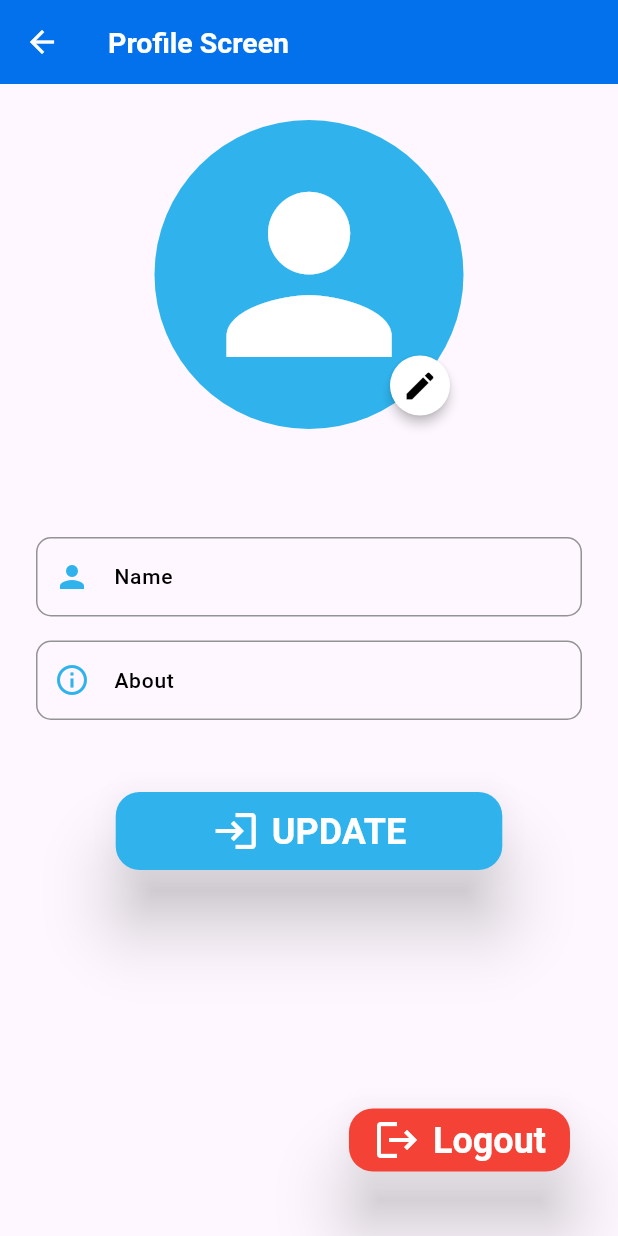
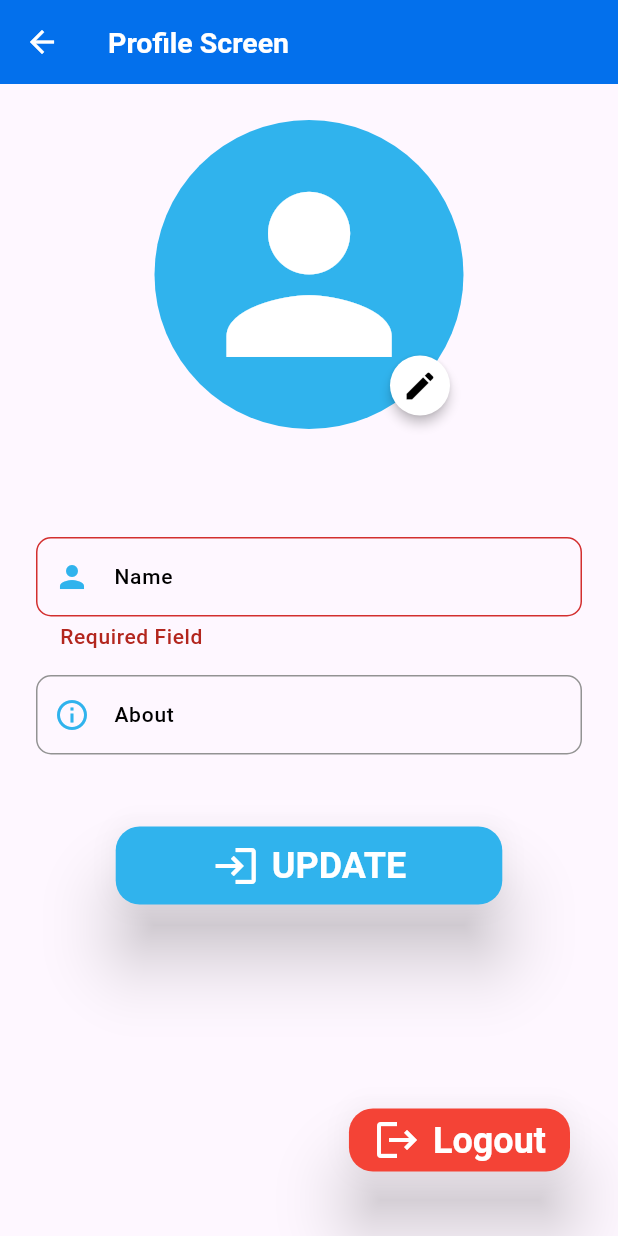
Before and after one commit to AhmadAkram52/Flutter-Chat-App, a Flutter app: the ProfileScreen screen opened by its route, after a tap on "UPDATE", on a phone screen of 412 x 824 dp. Run offline on Flutter 3.47's test engine with Material 3 defaults, Android fonts, the phone set to English and light mode, and no system bars; our stand-ins replace basic_utils, cloud_firestore, connectivity_plus, firebase_auth, firebase_core, firebase_storage and 4 more; accounts and stored records are empty; network calls fail.

```diff
--- a/lib/features/chat/controllers/profile/profile_controller.dart
+++ b/lib/features/chat/controllers/profile/profile_controller.dart
@@ -26,20 +26,11 @@ class ProfileController extends GetxController {
     AHelperFunctions.showProgressBar(context);
     final String updatedName = nameController.text.toString();
     final String updatedAbout = aboutController.text.toString();
-    final updatedUserData = ChatUserModel(
-        id: user.id,
-        name: updatedName,
-        email: user.email,
-        about: updatedAbout,
-        image: user.image,
-        createdAt: user.createdAt,
-        lastActive: user.lastActive,
-        isOnline: user.isOnline,
-        pushToken: user.pushToken);
+    final updatedUserData = {'name': updatedName, 'about': updatedAbout};
     await Apis.fireStore
         .collection('users')
         .doc(user.id)
-        .set(updatedUserData.toJson())
+        .update(updatedUserData)
         .then((value) async {
       Apis.fireStore.collection('users').doc(user.id).get().then((user) {
         final updatedUser = ChatUserModel.fromJson(user.data()!);
--- a/lib/features/chat/screens/profile/profile_screen.dart
+++ b/lib/features/chat/screens/profile/profile_screen.dart
@@ -30,13 +30,15 @@ class _ProfileScreenState extends State<ProfileScreen> {
 
   @override
   Widget build(BuildContext context) {
+    final formKey = GlobalKey<FormState>();
     return Scaffold(
       resizeToAvoidBottomInset: false,
       appBar: const AAppBar(
         title: Text('Profile Screen'),
       ),
-      body: GestureDetector(
-        // behavior: HitTestBehavior.opaque,
+      body: Form(
+        key: formKey,
+        child: GestureDetector(
           onTap: () {
             FocusScope.of(context).unfocus();
           },
@@ -59,6 +61,9 @@ class _ProfileScreenState extends State<ProfileScreen> {
                     TextFormField(
                       // initialValue: user.name,
                       controller: logoutCtrl.nameController,
+                      validator: (value) => (value != null && value.isNotEmpty)
+                          ? null
+                          : "Required Field",
                       decoration: const InputDecoration(
                         labelText: ATexts.name,
                         hintText: ATexts.nameHint,
@@ -90,10 +95,14 @@ class _ProfileScreenState extends State<ProfileScreen> {
                           size: ASizes.iconXl,
                           color: Colors.white,
                         ),
-                    onPress: () =>
-                        logoutCtrl.updateUserData(context: context, user: user),
-                  )
+                        onPress: () {
+                          if (formKey.currentState!.validate()) {
+                            logoutCtrl.updateUserData(
+                                context: context, user: user);
+                          }
+                        })
                   ],
+                ),
               ),
             ),
           ),
@@ -114,7 +123,9 @@ class _ProfileScreenState extends State<ProfileScreen> {
           ),
           text: ATexts.logout,
           bgColor: Colors.red,
-          onPress: () => logoutCtrl.logout(context),
+          onPress: () {
+            return logoutCtrl.logout(context);
+          },
         ),
       ),
     );
--- a/lib/util/theme/widgets_themes/text_field_theme.dart
+++ b/lib/util/theme/widgets_themes/text_field_theme.dart
@@ -14,6 +14,10 @@ class ATextFieldTheme {
       borderRadius: BorderRadius.circular(10),
       borderSide: const BorderSide(color: AColors.darkGrey),
     ),
+    errorBorder: OutlineInputBorder(
+      borderRadius: BorderRadius.circular(10),
+      borderSide: const BorderSide(color: AColors.error),
+    ),
   );
 
   /// Dark TextFieldTheme
@@ -28,5 +32,9 @@ class ATextFieldTheme {
       borderRadius: BorderRadius.circular(10),
       borderSide: const BorderSide(color: AColors.darkGrey),
     ),
+    errorBorder: OutlineInputBorder(
+      borderRadius: BorderRadius.circular(10),
+      borderSide: const BorderSide(color: AColors.error),
+    ),
   );
 }
```
Lines whose indentation alone changed are shown as unchanged.
